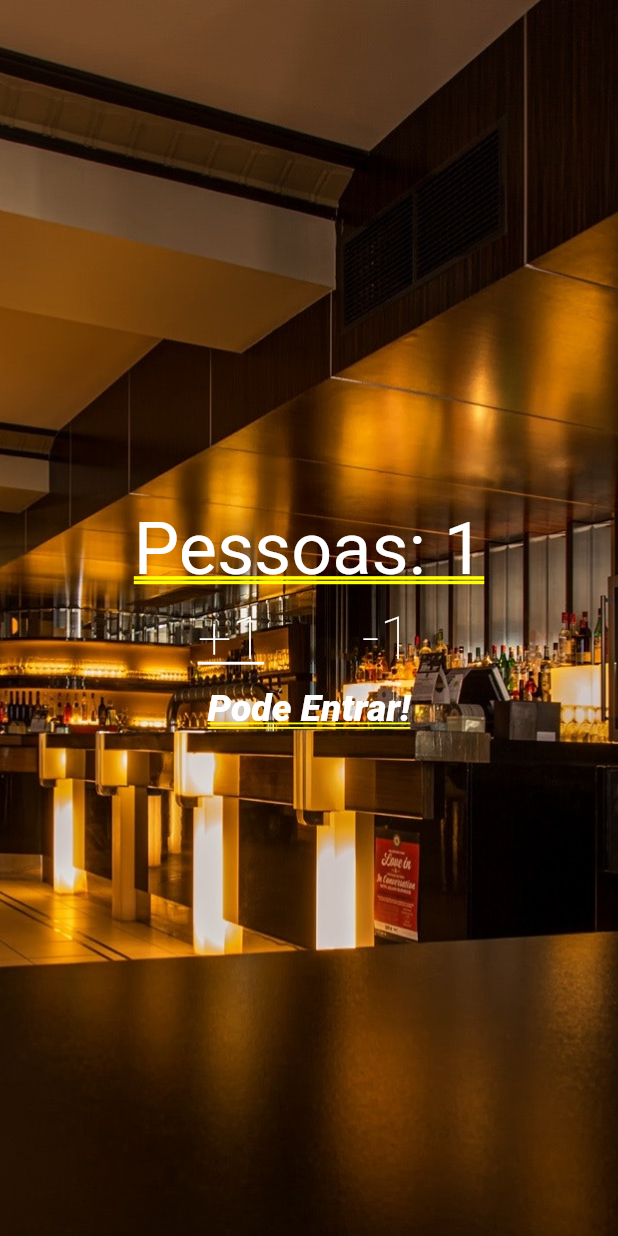
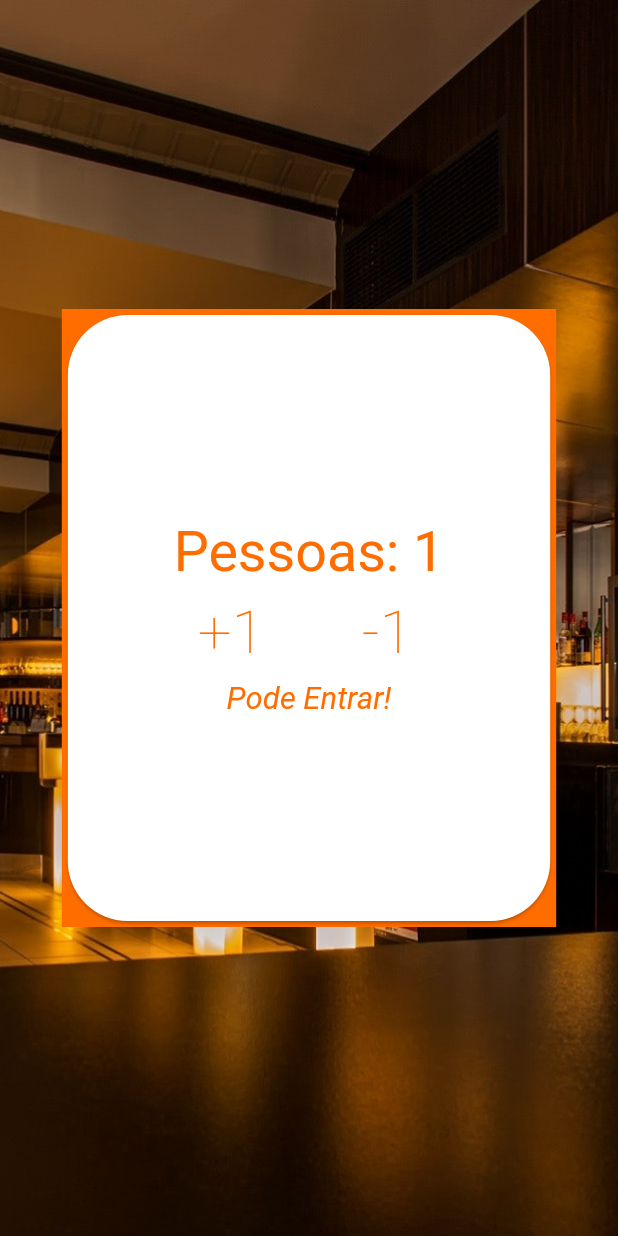
Before and after one commit to msant0/udemy_flutter, a Flutter app: the screen it shows after launch, after a tap on "+1", on a phone screen of 412 x 824 dp. Run offline on Flutter 3.47's test engine with Material 2 defaults, Android fonts, the phone set to English and light mode, and no system bars; drawn by our look-alikes of auto_size_text; our stand-ins replace google_fonts.

Commit message:
add read.me

```diff
--- a/contador_pessoas/lib/main.dart
+++ b/contador_pessoas/lib/main.dart
@@ -1,3 +1,4 @@
+import 'package:auto_size_text/auto_size_text.dart';
 import 'package:flutter/material.dart';
 import 'package:google_fonts/google_fonts.dart';
 
@@ -29,7 +30,7 @@ class _State extends State<Home> {
 
         if (_people < 0) {
           _infoText = "Mundo Invertido?!";
-        } else if (_people <= 10) {
+        } else if (_people < 10) {
           _infoText = "Pode Entrar!";
         } else {
           _infoText = "O restaurante está com lotação!";
@@ -48,16 +49,28 @@ class _State extends State<Home> {
             fit: BoxFit.cover,
             height: MediaQuery.of(context).size.height,
           ),
-          Column(
+          Center(
+            child: Container(
+              height: MediaQuery.of(context).size.height * 0.5,
+              width: MediaQuery.of(context).size.width * 0.8,
+              color: Colors.orangeAccent[700],
+              child: Card(
+                semanticContainer: true,
+                clipBehavior: Clip.antiAliasWithSaveLayer,
+                shape: RoundedRectangleBorder(
+                  borderRadius: BorderRadius.circular(40.0),
+                ),
+                child: Column(
                   mainAxisAlignment: MainAxisAlignment.center,
                   crossAxisAlignment: CrossAxisAlignment.center,
                   children: [
-              Text(
+                    AutoSizeText(
                       "Pessoas: $_people",
                       style: GoogleFonts.balooBhaina(
                         fontWeight: FontWeight.w400,
-                  color: Colors.white,
-                  decoration: TextDecoration.underline,
+                        fontSize: MediaQuery.of(context).size.width * 0.09,
+                        color: Colors.orangeAccent[700],
+                        decoration: TextDecoration.none,
                       ),
                     ),
                     Row(
@@ -72,8 +85,8 @@ class _State extends State<Home> {
                               style: GoogleFonts.balooBhaina(
                                 fontSize: 40.0,
                                 fontWeight: FontWeight.w200,
-                          color: Colors.white,
-                          decoration: TextDecoration.underline,
+                                color: Colors.orangeAccent[700],
+                                decoration: TextDecoration.none,
                               ),
                             ),
                             onPressed: () {
@@ -89,7 +102,8 @@ class _State extends State<Home> {
                               style: GoogleFonts.balooBhaina(
                                 fontSize: 40.0,
                                 fontWeight: FontWeight.w200,
-                          color: Colors.white,
+                                decoration: null,
+                                color: Colors.orangeAccent[700],
                               ),
                             ),
                             onPressed: () {
@@ -103,19 +117,22 @@ class _State extends State<Home> {
                       mainAxisAlignment: MainAxisAlignment.center,
                       crossAxisAlignment: CrossAxisAlignment.center,
                       children: [
-                  Text(
+                        AutoSizeText(
                           _infoText,
                           style: GoogleFonts.balooBhaina(
-                      fontSize: MediaQuery.of(context).size.width * 0.06,
+                            fontSize: MediaQuery.of(context).size.width * 0.05,
                             fontStyle: FontStyle.italic,
-                      color: Colors.white,
-                      decoration: TextDecoration.underline,
+                            color: Colors.orangeAccent[700],
+                            decoration: TextDecoration.none,
                           ),
                         ),
                       ],
                     ),
                   ],
                 ),
+              ),
+            ),
+          ),
         ],
       ),
     );
--- a/contador_pessoas/pubspec.yaml
+++ b/contador_pessoas/pubspec.yaml
@@ -25,6 +25,7 @@ dependencies:
     sdk: flutter
 
   google_fonts: ^0.5.0+1
+  auto_size_text: ^2.1.0
 
 
   # The following adds the Cupertino Icons font to your application.
```
Also changed, not shown: assets/img/restaurant.png (added), contador_pessoas/pubspec.lock, 2 other files. Lines whose indentation alone changed are shown as unchanged.
